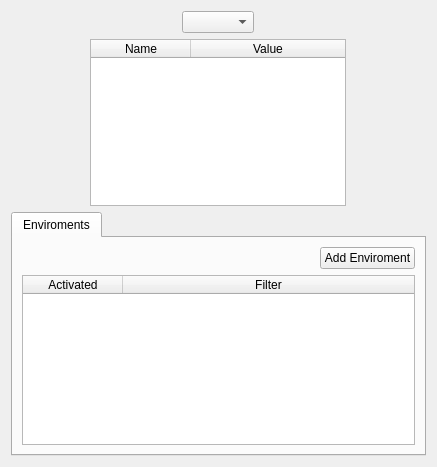
This is yatel/gui/uis/ExplorerFrame.ui in leliel12/yatel as Qt 5 draws it before an edit. The edited form follows.
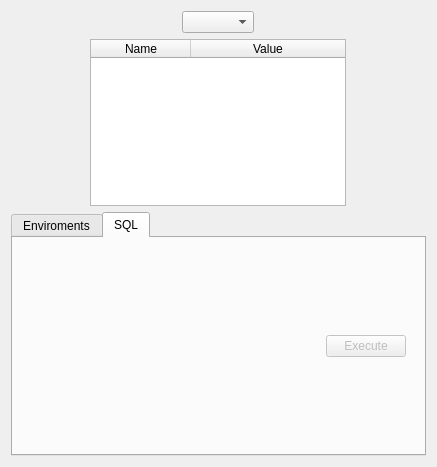
This is the edited form. The open tabs and pages were chosen to show the change.

Patch:
```diff
--- a/yatel/gui/uis/ExplorerFrame.ui
+++ b/yatel/gui/uis/ExplorerFrame.ui
@@ -143,6 +143,45 @@
          </item>
         </layout>
        </widget>
+       <widget class="QWidget" name="tab_2">
+        <attribute name="title">
+         <string>SQL</string>
+        </attribute>
+        <layout class="QVBoxLayout" name="verticalLayout_4">
+         <item>
+          <layout class="QVBoxLayout" name="sqlLayout"/>
+         </item>
+         <item>
+          <widget class="QWidget" name="widget" native="true">
+           <layout class="QHBoxLayout" name="horizontalLayout_4">
+            <item>
+             <spacer name="horizontalSpacer_2">
+              <property name="orientation">
+               <enum>Qt::Horizontal</enum>
+              </property>
+              <property name="sizeHint" stdset="0">
+               <size>
+                <width>275</width>
+                <height>20</height>
+               </size>
+              </property>
+             </spacer>
+            </item>
+            <item>
+             <widget class="QPushButton" name="executeSQLButton">
+              <property name="enabled">
+               <bool>false</bool>
+              </property>
+              <property name="text">
+               <string>Execute</string>
+              </property>
+             </widget>
+            </item>
+           </layout>
+          </widget>
+         </item>
+        </layout>
+       </widget>
       </widget>
      </item>
     </layout>
```
